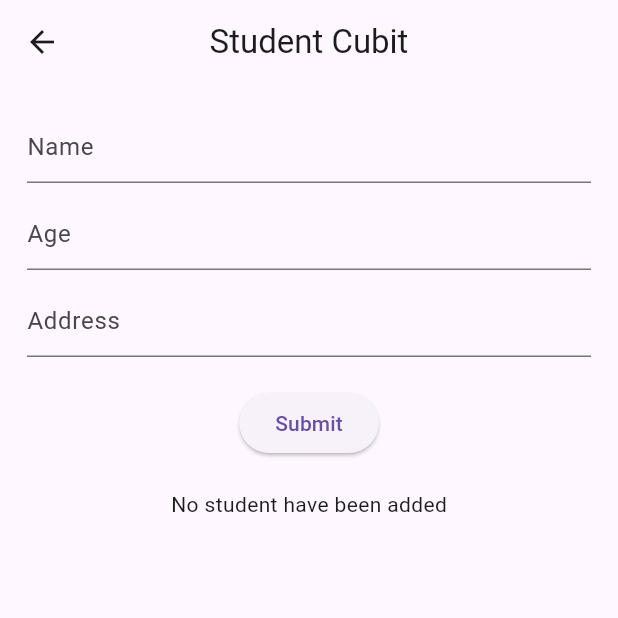
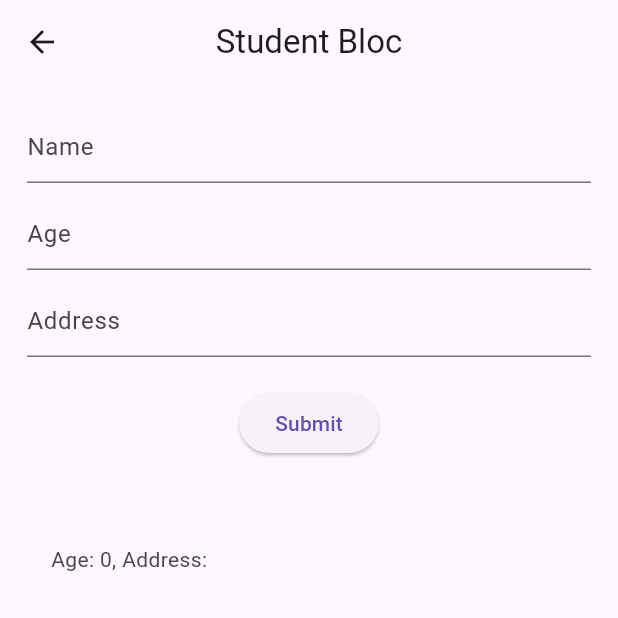
Before and after one commit to NirajanMahato/bloc_project, a Flutter app: the StudentBlocView screen opened directly, after a tap on "Submit", on a phone screen of 412 x 824 dp, the top half of it. Run offline on Flutter 3.47's test engine with Material 3 defaults, Android fonts, the phone set to English and light mode, and no system bars; our stand-ins replace bloc, equatable, flutter_bloc, get_it.

Commit message:
student add done

```diff
--- a/lib/bloc/student_bloc.dart
+++ b/lib/bloc/student_bloc.dart
@@ -1,12 +1,23 @@
 import 'package:bloc/bloc.dart';
+import 'package:bloc_project/model/student_state.dart';
 import 'package:equatable/equatable.dart';
+import 'package:bloc_project/model/student_model.dart';
+ // Assuming your 'student_state.dart' is in the same directory
 
 part 'student_event.dart';
 
-class StudentBloc extends Bloc<StudentEvent, int> {
-  StudentBloc() : super(0) {
-    on<StudentEvent>((event, emit) {
-      // TODO: implement event handler
+class StudentBloc extends Bloc<StudentEvent, StudentState> {
+  StudentBloc() : super(StudentState.initial()) {
+    on<AddStudentEvent>((event, emit) {
+      // Create a new StudentModel from the event data
+      final newStudent = StudentModel(event.name, event.age, event.address);
+
+      // Add the new student to the list of students in the state
+      final updatedStudents = List<StudentModel>.from(state.lstStudents)
+        ..add(newStudent);
+
+      // Emit the new state with the updated list of students
+      emit(state.copyWith(lstStudents: updatedStudents));
     });
   }
 }
--- a/lib/bloc/student_event.dart
+++ b/lib/bloc/student_event.dart
@@ -6,3 +6,11 @@ sealed class StudentEvent extends Equatable {
   @override
   List<Object> get props => [];
 }
+
+class AddStudentEvent extends StudentEvent {
+  final String name;
+  final int age;
+  final String address;
+
+  const AddStudentEvent(this.name, this.age, this.address);
+}
--- a/lib/cubit/dashboard_cubit.dart
+++ b/lib/cubit/dashboard_cubit.dart
@@ -1,16 +1,20 @@
 import 'package:bloc_project/bloc/areaofcircle_bloc.dart';
 import 'package:bloc_project/bloc/simpleinterest_bloc.dart';
+import 'package:bloc_project/bloc/student_bloc.dart';
 import 'package:bloc_project/view/area_circle_bloc_view.dart';
 import 'package:bloc_project/view/simple_interest_bloc_view.dart';
+import 'package:bloc_project/view/student_bloc_view.dart';
 import 'package:flutter/material.dart';
 import 'package:flutter_bloc/flutter_bloc.dart';
 
 class DashboardCubit extends Cubit<void> {
-  DashboardCubit(this._simpleinterestBloc, this._areaofcircleBloc)
+  DashboardCubit(
+      this._simpleinterestBloc, this._areaofcircleBloc, this._studentBloc)
       : super(null);
 
   final SimpleinterestBloc _simpleinterestBloc;
   final AreaofcircleBloc _areaofcircleBloc;
+  final StudentBloc _studentBloc;
 
   void openAreaOfCircleView(BuildContext context) {
     Navigator.push(
@@ -41,8 +45,8 @@ class DashboardCubit extends Cubit<void> {
       context,
       MaterialPageRoute(
         builder: (_) => BlocProvider.value(
-          value: _simpleinterestBloc,
-          child: SimpleInterestBlocView(),
+          value: _studentBloc,
+          child: StudentBlocView(),
         ),
       ),
     );
--- a/lib/model/student_model.dart
+++ b/lib/model/student_model.dart
@@ -0,0 +1,12 @@
+import 'package:equatable/equatable.dart';
+
+class StudentModel extends Equatable{
+  final String name;
+  final int age;
+  final String address;
+
+  const StudentModel(this.name, this.age, this.address);
+
+  @override
+  List<Object> get props => [name, age, address];
+}
--- /dev/null
+++ b/lib/model/student_state.dart
@@ -0,0 +1,32 @@
+import 'package:equatable/equatable.dart';
+import 'package:bloc_project/model/student_model.dart';
+
+class StudentState extends Equatable {
+  final List<StudentModel> lstStudents;
+  final bool isLoading;
+
+  const StudentState({
+    required this.lstStudents,
+    required this.isLoading,
+  });
+
+  factory StudentState.initial() {
+    return StudentState(
+      lstStudents: [],
+      isLoading: false,
+    );
+  }
+
+  StudentState copyWith({
+    List<StudentModel>? lstStudents,
+    bool? isLoading,
+  }) {
+    return StudentState(
+      lstStudents: lstStudents ?? this.lstStudents,
+      isLoading: isLoading ?? this.isLoading,
+    );
+  }
+
+  @override
+  List<Object> get props => [lstStudents, isLoading];
+}
--- a/lib/service_locator/service_locator.dart
+++ b/lib/service_locator/service_locator.dart
@@ -1,5 +1,6 @@
 import 'package:bloc_project/bloc/areaofcircle_bloc.dart';
 import 'package:bloc_project/bloc/simpleinterest_bloc.dart';
+import 'package:bloc_project/bloc/student_bloc.dart';
 import 'package:bloc_project/cubit/dashboard_cubit.dart';
 import 'package:get_it/get_it.dart';
 
@@ -13,6 +14,7 @@ Future<void> initDependencies() async {
 void _initBloc() {
   serviceLocator.registerLazySingleton(() => SimpleinterestBloc());
   serviceLocator.registerLazySingleton(() => AreaofcircleBloc());
+  serviceLocator.registerLazySingleton(() => StudentBloc());
 }
 
 void _initCubit() {
@@ -20,6 +22,7 @@ void _initCubit() {
     () => DashboardCubit(
       serviceLocator(),
       serviceLocator(),
+      serviceLocator(),
     ),
   );
 }
--- a/lib/view/dashboard_bloc_view.dart
+++ b/lib/view/dashboard_bloc_view.dart
@@ -50,7 +50,9 @@ class DashboardBlocView extends StatelessWidget {
           ),
           Card(
             child: InkWell(
-              onTap: () {},
+              onTap: () {
+                context.read<DashboardCubit>().openStudentListView(context);
+              },
               child: Column(
                 mainAxisAlignment: MainAxisAlignment.center,
                 children: const <Widget>[
--- a/lib/view/student_bloc_view.dart
+++ b/lib/view/student_bloc_view.dart
@@ -1,4 +1,7 @@
+import 'package:bloc_project/bloc/student_bloc.dart'; // Import your StudentBloc
+import 'package:bloc_project/model/student_state.dart';
 import 'package:flutter/material.dart';
+import 'package:flutter_bloc/flutter_bloc.dart';
 
 class StudentBlocView extends StatelessWidget {
   StudentBlocView({super.key});
@@ -7,18 +10,21 @@ class StudentBlocView extends StatelessWidget {
   final _ageController = TextEditingController();
   final _addressController = TextEditingController();
 
-  final _formKey2 = GlobalKey<FormState>();
-
   @override
   Widget build(BuildContext context) {
     return Scaffold(
       appBar: AppBar(
-        title: const Text("Student Cubit"),
+        title: const Text("Student Bloc"),
         centerTitle: true,
       ),
       body: Padding(
         padding: const EdgeInsets.all(18.0),
-        child: Form(
+        child: BlocConsumer<StudentBloc, StudentState>(
+          listener: (context, state) {
+            // You could show a success message or perform some action when state updates
+          },
+          builder: (context, state) {
+            return Form(
               child: Column(
                 children: [
                   TextFormField(
@@ -31,6 +37,7 @@ class StudentBlocView extends StatelessWidget {
                   TextFormField(
                     controller: _ageController,
                     decoration: InputDecoration(hintText: "Age"),
+                    keyboardType: TextInputType.number,
                   ),
                   const SizedBox(
                     height: 10,
@@ -42,13 +49,40 @@ class StudentBlocView extends StatelessWidget {
                   const SizedBox(
                     height: 20,
                   ),
-              ElevatedButton(onPressed: () {}, child: const Text("Submit")),
+                  ElevatedButton(
+                    onPressed: () {
+                      final name = _nameController.text;
+                      final age = int.tryParse(_ageController.text) ?? 0;
+                      final address = _addressController.text;
+
+                      context
+                          .read<StudentBloc>()
+                          .add(AddStudentEvent(name, age, address));
+                    },
+                    child: const Text("Submit"),
+                  ),
                   const SizedBox(
                     height: 20,
                   ),
-              const Text("No student have been added"),
+                  state.lstStudents.isEmpty
+                      ? const Text("No students have been added")
+                      : Expanded(
+                          child: ListView.builder(
+                            itemCount: state.lstStudents.length,
+                            itemBuilder: (context, index) {
+                              final student = state.lstStudents[index];
+                              return ListTile(
+                                title: Text(student.name),
+                                subtitle: Text(
+                                    'Age: ${student.age}, Address: ${student.address}'),
+                              );
+                            },
+                          ),
+                        ),
                 ],
               ),
+            );
+          },
         ),
       ),
     );
```
Lines whose indentation alone changed are shown as unchanged.
